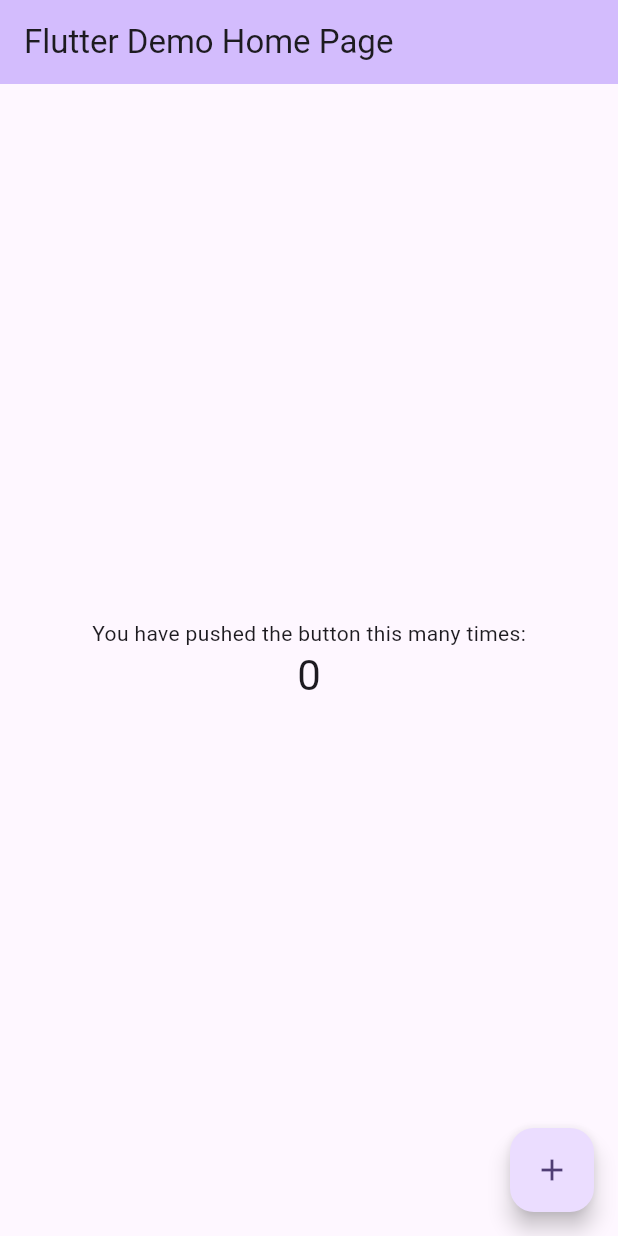
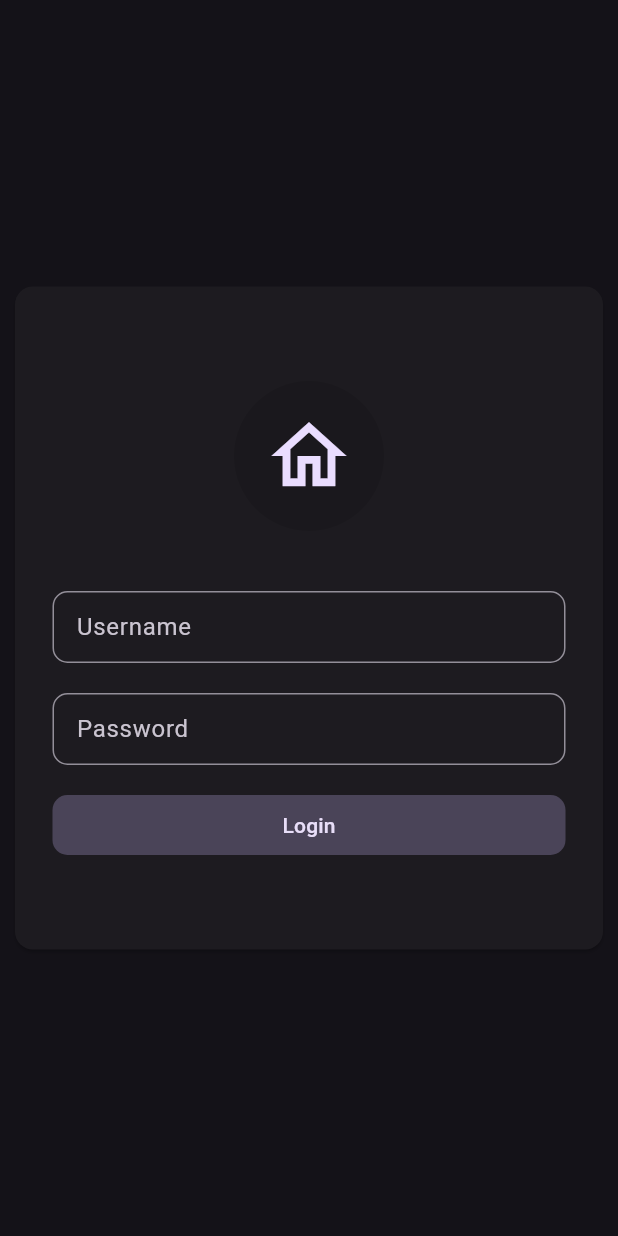
Before and after one commit to More-Shubham/flutter_app, a Flutter app: the screen it shows after launch, on a phone screen of 412 x 824 dp. Run offline on Flutter 3.47's test engine with Material 2 defaults, Android fonts, the phone set to English and light mode, and no system bars.

Commit message:
login screen page

```diff
--- a/lib/main.dart
+++ b/lib/main.dart
@@ -1,4 +1,5 @@
 import 'package:flutter/material.dart';
+import 'package:flutter_app/screens/index.dart';
 
 void main() {
   runApp(const MyApp());
@@ -7,119 +8,22 @@ void main() {
 class MyApp extends StatelessWidget {
   const MyApp({super.key});
 
-  // This widget is the root of your application.
   @override
   Widget build(BuildContext context) {
     return MaterialApp(
       title: 'Flutter Demo',
+      themeMode: ThemeMode.dark,
+      debugShowCheckedModeBanner: false,
       theme: ThemeData(
-        // This is the theme of your application.
-        //
-        // TRY THIS: Try running your application with "flutter run". You'll see
-        // the application has a blue toolbar. Then, without quitting the app,
-        // try changing the seedColor in the colorScheme below to Colors.green
-        // and then invoke "hot reload" (save your changes or press the "hot
-        // reload" button in a Flutter-supported IDE, or press "r" if you used
-        // the command line to start the app).
-        //
-        // Notice that the counter didn't reset back to zero; the application
-        // state is not lost during the reload. To reset the state, use hot
-        // restart instead.
-        //
-        // This works for code too, not just values: Most code changes can be
-        // tested with just a hot reload.
-        colorScheme: ColorScheme.fromSeed(seedColor: Colors.deepPurple),
+        colorScheme: ColorScheme.fromSeed(seedColor: Colors.purple),
+        brightness: Brightness.light,
         useMaterial3: true,
       ),
-      home: const MyHomePage(title: 'Flutter Demo Home Page'),
+      darkTheme: ThemeData(
+        brightness: Brightness.dark,
+        useMaterial3: true,
+      ),
+      home: const ScreenLogin(),
     );
   }
 }
-
-class MyHomePage extends StatefulWidget {
-  const MyHomePage({super.key, required this.title});
-
-  // This widget is the home page of your application. It is stateful, meaning
-  // that it has a State object (defined below) that contains fields that affect
-  // how it looks.
-
-  // This class is the configuration for the state. It holds the values (in this
-  // case the title) provided by the parent (in this case the App widget) and
-  // used by the build method of the State. Fields in a Widget subclass are
-  // always marked "final".
-
-  final String title;
-
-  @override
-  State<MyHomePage> createState() => _MyHomePageState();
-}
-
-class _MyHomePageState extends State<MyHomePage> {
-  int _counter = 0;
-
-  void _incrementCounter() {
-    setState(() {
-      // This call to setState tells the Flutter framework that something has
-      // changed in this State, which causes it to rerun the build method below
-      // so that the display can reflect the updated values. If we changed
-      // _counter without calling setState(), then the build method would not be
-      // called again, and so nothing would appear to happen.
-      _counter++;
-    });
-  }
-
-  @override
-  Widget build(BuildContext context) {
-    // This method is rerun every time setState is called, for instance as done
-    // by the _incrementCounter method above.
-    //
-    // The Flutter framework has been optimized to make rerunning build methods
-    // fast, so that you can just rebuild anything that needs updating rather
-    // than having to individually change instances of widgets.
-    return Scaffold(
-      appBar: AppBar(
-        // TRY THIS: Try changing the color here to a specific color (to
-        // Colors.amber, perhaps?) and trigger a hot reload to see the AppBar
-        // change color while the other colors stay the same.
-        backgroundColor: Theme.of(context).colorScheme.inversePrimary,
-        // Here we take the value from the MyHomePage object that was created by
-        // the App.build method, and use it to set our appbar title.
-        title: Text(widget.title),
-      ),
-      body: Center(
-        // Center is a layout widget. It takes a single child and positions it
-        // in the middle of the parent.
-        child: Column(
-          // Column is also a layout widget. It takes a list of children and
-          // arranges them vertically. By default, it sizes itself to fit its
-          // children horizontally, and tries to be as tall as its parent.
-          //
-          // Column has various properties to control how it sizes itself and
-          // how it positions its children. Here we use mainAxisAlignment to
-          // center the children vertically; the main axis here is the vertical
-          // axis because Columns are vertical (the cross axis would be
-          // horizontal).
-          //
-          // TRY THIS: Invoke "debug painting" (choose the "Toggle Debug Paint"
-          // action in the IDE, or press "p" in the console), to see the
-          // wireframe for each widget.
-          mainAxisAlignment: MainAxisAlignment.center,
-          children: <Widget>[
-            const Text(
-              'You have pushed the button this many times:',
-            ),
-            Text(
-              '$_counter',
-              style: Theme.of(context).textTheme.headlineMedium,
-            ),
-          ],
-        ),
-      ),
-      floatingActionButton: FloatingActionButton(
-        onPressed: _incrementCounter,
-        tooltip: 'Increment',
-        child: const Icon(Icons.add),
-      ), // This trailing comma makes auto-formatting nicer for build methods.
-    );
-  }
-}
--- /dev/null
+++ b/lib/screens/index.dart
@@ -0,0 +1 @@
+export './screen_screen.dart';
--- /dev/null
+++ b/lib/screens/screen_screen.dart
@@ -0,0 +1,123 @@
+import 'package:flutter/material.dart';
+
+class ScreenLogin extends StatefulWidget {
+  const ScreenLogin({super.key});
+
+  @override
+  State<ScreenLogin> createState() => _ScreenLoginState();
+}
+
+class _ScreenLoginState extends State<ScreenLogin>
+    with SingleTickerProviderStateMixin {
+  late AnimationController _controller;
+  var formKey = GlobalKey<FormState>();
+
+  void _submit() {
+    final isValid = formKey.currentState!.validate();
+    if (!isValid) {
+      return;
+    }
+    debugPrint(formKey.toString());
+    formKey.currentState!.save();
+  }
+
+  @override
+  void initState() {
+    super.initState();
+    _controller = AnimationController(vsync: this);
+  }
+
+  @override
+  void dispose() {
+    _controller.dispose();
+    super.dispose();
+  }
+
+  @override
+  Widget build(BuildContext context) {
+    return SafeArea(
+      child: Scaffold(
+        body: Center(
+          child: SizedBox(
+            width: 400,
+            height: 450,
+            child: Card(
+              child: Padding(
+                padding: const EdgeInsets.all(25),
+                child: Form(
+                  key: formKey,
+                  child: Column(
+                    mainAxisAlignment: MainAxisAlignment.center,
+                    children: [
+                      CircleAvatar(
+                        radius: 50,
+                        backgroundColor: Colors.transparent.withOpacity(0.1),
+                        child: const Icon(
+                          Icons.home_outlined,
+                          size: 60,
+                        ),
+                      ),
+                      const SizedBox(height: 40),
+                      TextFormField(
+                        decoration: InputDecoration(
+                          border: OutlineInputBorder(
+                            borderRadius: BorderRadius.circular(10),
+                          ),
+                          isDense: true,
+                          hintText: 'Username',
+                        ),
+                        keyboardType: TextInputType.emailAddress,
+                        validator: (value) {
+                          if (value!.isEmpty ||
+                              !RegExp(r"^[a-zA-Z0-9.a-zA-Z0-9.!#$%&'*+-/=?^_`{|}~]+@[a-zA-Z0-9]+\.[a-zA-Z]+")
+                                  .hasMatch(value)) {
+                            return 'Enter a valid email!';
+                          }
+                          return null;
+                        },
+                      ),
+                      const SizedBox(height: 20),
+                      TextFormField(
+                        decoration: InputDecoration(
+                          isDense: true,
+                          border: OutlineInputBorder(
+                            borderRadius: BorderRadius.circular(10),
+                          ),
+                          hintText: 'Password',
+                        ),
+                        keyboardType: TextInputType.visiblePassword,
+                        obscureText: true,
+                        validator: (value) {
+                          if (value!.isEmpty) {
+                            return "Enter a valid password!";
+                          }
+                          return null;
+                        },
+                      ),
+                      const SizedBox(height: 20),
+                      SizedBox(
+                        width: double.infinity,
+                        height: 40,
+                        child: FilledButton.tonal(
+                          onPressed: () => _submit(),
+                          style: ButtonStyle(
+                            shape: MaterialStateProperty.all(
+                              RoundedRectangleBorder(
+                                borderRadius: BorderRadius.circular(10),
+                              ),
+                            ),
+                          ),
+                          child: const Text('Login'),
+                        ),
+                      )
+                    ],
+                  ),
+                ),
+              ),
+            ),
+          ),
+        ),
+      ),
+    );
+  }
+}
```
